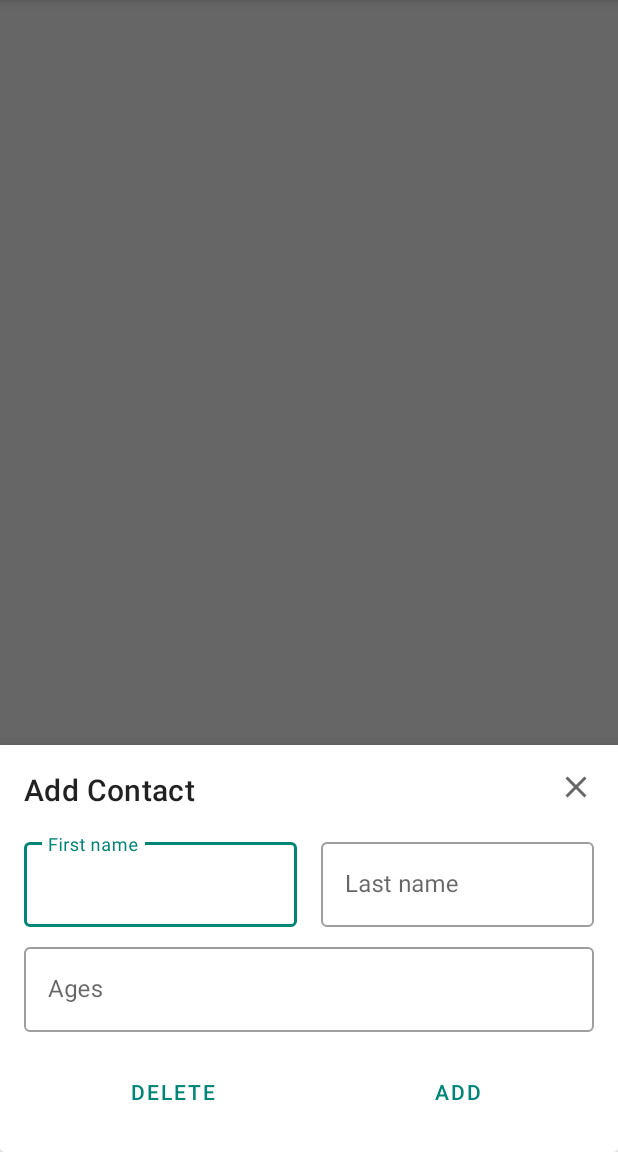
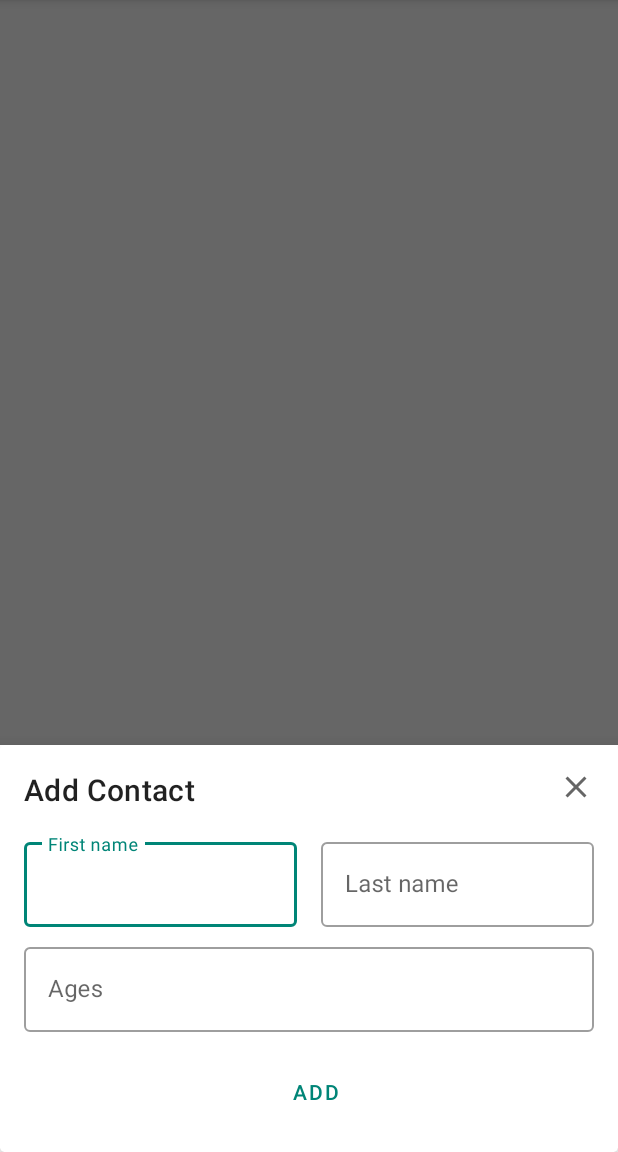
Before and after one commit to luteh/ContactApps, an Android app: the screen it shows after launch (ListContactsActivity), after a tap on an icon or button, on a phone screen of 412 x 824 dp, the part 84-1236 px from its top. Run offline under Robolectric (Android 15) with nearby library versions, the phone set to English and light mode, and no system bars; libraries missing offline, so code that uses them is left out: org.kodein.di; 6 statements that could not run were skipped.

```diff
--- a/app/src/main/java/com/luteh/contactapps/ui/listcontacts/ListContactsActivity.kt
+++ b/app/src/main/java/com/luteh/contactapps/ui/listcontacts/ListContactsActivity.kt
@@ -3,6 +3,8 @@ package com.luteh.contactapps.ui.listcontacts
 import android.os.Bundle
 import android.view.LayoutInflater
 import android.view.View
+import android.view.View.GONE
+import android.view.View.VISIBLE
 import android.view.WindowManager
 import androidx.appcompat.app.AppCompatActivity
 import androidx.lifecycle.Observer
@@ -50,7 +52,7 @@ class ListContactsActivity : AppCompatActivity(), KodeinAware, ListContactsNavig
 
         viewModel.getAllContacts()
         fab_list_contacts_add.setOnClickListener {
-            showBottomSheetDialog()
+            showBottomSheetDialog(BottomSheetType.ADD)
         }
     }
 
@@ -62,8 +64,8 @@ class ListContactsActivity : AppCompatActivity(), KodeinAware, ListContactsNavig
 
     private fun observeData() {
         viewModel.mIsLoading.observe(this, Observer {
-            pb_list_contacts.visibility = if (it) View.VISIBLE else View.GONE
-            rv_list_contacts.visibility = if (it) View.GONE else View.VISIBLE
+            pb_list_contacts.visibility = if (it) VISIBLE else GONE
+            rv_list_contacts.visibility = if (it) GONE else VISIBLE
         })
 
         viewModel.allContactsData.observe(this, Observer {
@@ -87,13 +89,27 @@ class ListContactsActivity : AppCompatActivity(), KodeinAware, ListContactsNavig
         }
     }
 
-    private fun showBottomSheetDialog() {
+    private fun showBottomSheetDialog(bottomSheetType: BottomSheetType) {
         if (mBottomSheetBehavior.state == BottomSheetBehavior.STATE_EXPANDED)
             mBottomSheetBehavior.state = BottomSheetBehavior.STATE_COLLAPSED
 
         val view = LayoutInflater.from(this).inflate(R.layout.list_contacts_sheet, null)
 
         with(view) {
+            if (bottomSheetType == BottomSheetType.EDIT) {
+                tv_list_contacts_title_sheet.text = "Edit Contact"
+                btn_list_contacts_delete_sheet.apply {
+                    visibility = VISIBLE
+                    setOnClickListener { }
+                }
+                btn_list_contacts_add_sheet.apply {
+                    text = "Edit"
+                    setOnClickListener { }
+                }
+            } else {
+                btn_list_contacts_add_sheet.setOnClickListener { }
+            }
+
             btn_list_contacts_close_sheet.setOnClickListener {
                 mBottomSheetDialog?.hide()
             }
@@ -113,4 +129,8 @@ class ListContactsActivity : AppCompatActivity(), KodeinAware, ListContactsNavig
     override fun onSuccessSaveContact(message: String) {
         longToast(message)
     }
+
+    enum class BottomSheetType {
+        ADD, EDIT
+    }
 }
--- a/app/src/main/res/layout/list_contacts_sheet.xml
+++ b/app/src/main/res/layout/list_contacts_sheet.xml
@@ -1,6 +1,7 @@
 <?xml version="1.0" encoding="utf-8"?>
 <androidx.constraintlayout.widget.ConstraintLayout xmlns:android="http://schemas.android.com/apk/res/android"
     xmlns:app="http://schemas.android.com/apk/res-auto"
+    xmlns:tools="http://schemas.android.com/tools"
     android:layout_width="match_parent"
     android:layout_height="match_parent"
     android:background="@android:color/transparent">
@@ -112,7 +113,9 @@
                     android:layout_width="0dp"
                     android:layout_height="wrap_content"
                     android:layout_weight="1"
-                    android:text="@string/label_delete" />
+                    android:text="@string/label_delete"
+                    android:visibility="gone"
+                    tools:visibility="visible" />
 
                 <com.google.android.material.button.MaterialButton
                     android:id="@+id/btn_list_contacts_add_sheet"
```
